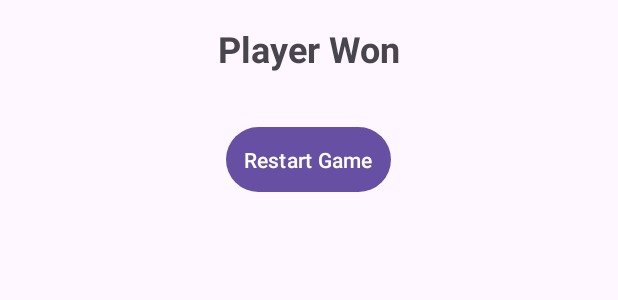
After one commit to Assafsin/UltimateTicTacToe, an Android app: the layout winnerpopup.xml on its own in the app's theme, with its tools: preview values and no code run, on a phone screen of 412 x 824 dp. The commit adds this screen. Shown: the top 300 px of the screen. Run offline under Robolectric (Android 15) with nearby library versions, the phone set to English and light mode, and no system bars.

Commit message:
added a winner pop up when the game ends

```diff
--- a/app/src/main/java/com/example/ultimatetictactoe/GameManager.java
+++ b/app/src/main/java/com/example/ultimatetictactoe/GameManager.java
@@ -62,7 +62,7 @@ public class GameManager {
         return gameBoard.getPiece(i / 3, j / 3, i % 3, j % 3);
     }
 
-    private Piece endGame() {
+    public Piece endGame() {
         if (gameBoard.playerWon(Piece.X)) return Piece.X;
         if (gameBoard.playerWon(Piece.O)) return Piece.O;
         return Piece.EMPTY;
--- /dev/null
+++ b/app/src/main/res/layout/winnerpopup.xml
@@ -0,0 +1,31 @@
+<?xml version="1.0" encoding="utf-8"?>
+<LinearLayout
+    xmlns:android="http://schemas.android.com/apk/res/android"
+    android:layout_width="match_parent"
+    android:layout_height="match_parent"
+    android:orientation="vertical"
+    android:padding="16dp">
+
+    <!-- Registration Section -->
+    <TextView
+        android:id = "@+id/winner"
+        android:layout_width="wrap_content"
+        android:layout_height="wrap_content"
+        android:text="Player Won"
+        android:layout_gravity="center"
+        android:textStyle="bold"
+        android:textSize="24sp"
+        android:paddingBottom="16dp" />
+
+
+    <Button
+        android:id="@+id/btnRestart"
+        android:layout_width="wrap_content"
+        android:layout_height="wrap_content"
+        android:text="Restart Game"
+        android:layout_gravity="center"
+        android:textColor="#FFFFFF"
+        android:layout_marginTop="16dp"
+        android:padding="12dp" />
+
+</LinearLayout>
```
Also changed, not shown: app/src/main/java/com/example/ultimatetictactoe/MainActivity.java (+37 -2 lines).
